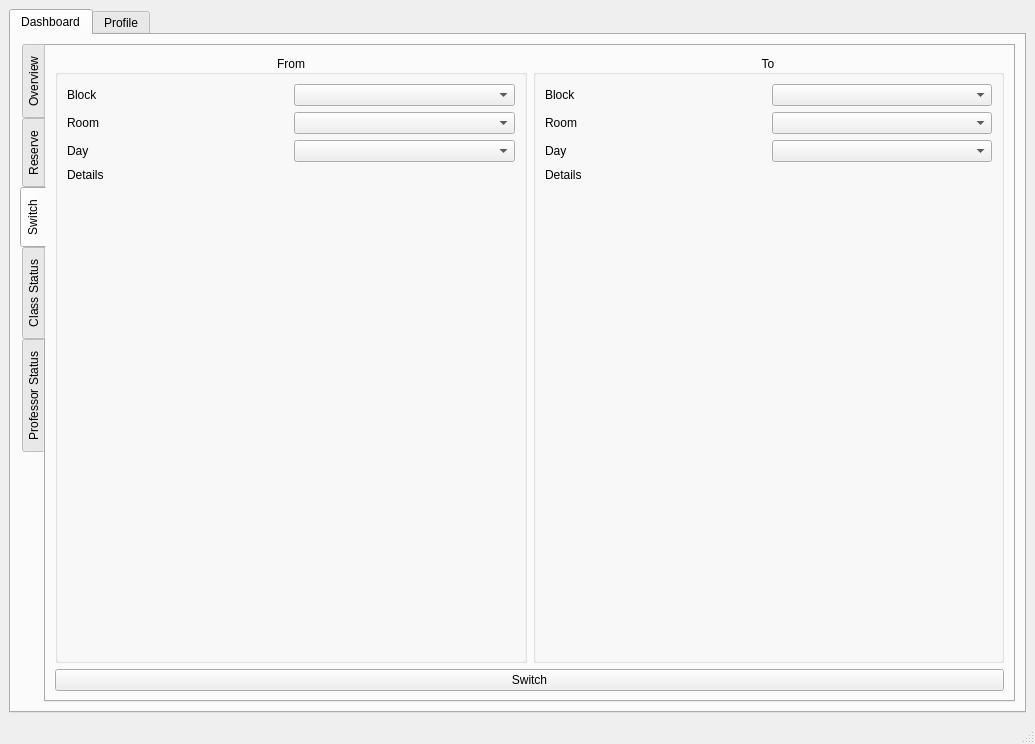
Above: bms/mainwindow.ui from MythicSTR/bms-project before the change. Below: the same form after it.
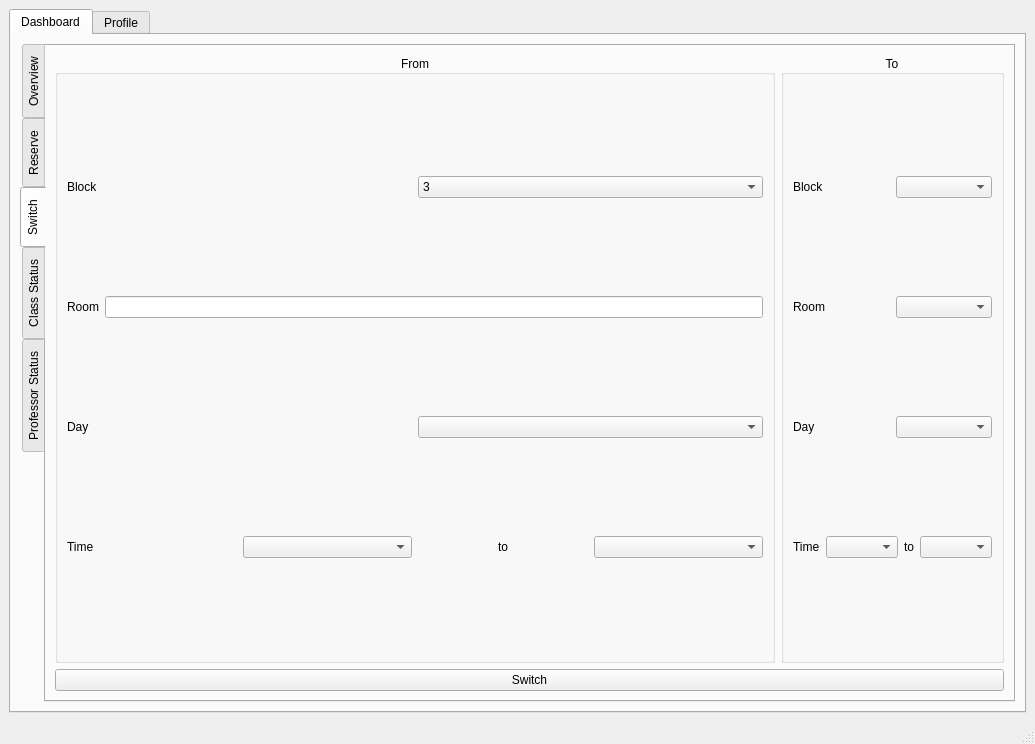
That is the form after the change. The open tabs and pages were chosen to show the change.

Commit message: switch class process only

Diff of the .ui file:
```diff
--- a/bms/mainwindow.ui
+++ b/bms/mainwindow.ui
@@ -662,7 +662,48 @@
                       </widget>
                      </item>
                      <item>
-                      <widget class="QComboBox" name="sw_from_block"/>
+                      <widget class="QComboBox" name="sw_from_block">
+                       <item>
+                        <property name="text">
+                         <string>3</string>
+                        </property>
+                       </item>
+                       <item>
+                        <property name="text">
+                         <string>6</string>
+                        </property>
+                       </item>
+                       <item>
+                        <property name="text">
+                         <string>7</string>
+                        </property>
+                       </item>
+                       <item>
+                        <property name="text">
+                         <string>8</string>
+                        </property>
+                       </item>
+                       <item>
+                        <property name="text">
+                         <string>9</string>
+                        </property>
+                       </item>
+                       <item>
+                        <property name="text">
+                         <string>10</string>
+                        </property>
+                       </item>
+                       <item>
+                        <property name="text">
+                         <string>11</string>
+                        </property>
+                       </item>
+                       <item>
+                        <property name="text">
+                         <string>12</string>
+                        </property>
+                       </item>
+                      </widget>
                      </item>
                     </layout>
                    </item>
@@ -676,7 +717,11 @@
                       </widget>
                      </item>
                      <item>
-                      <widget class="QComboBox" name="sw_from_room"/>
+                      <widget class="QLineEdit" name="from_room">
+                       <property name="alignment">
+                        <set>Qt::AlignRight|Qt::AlignTrailing|Qt::AlignVCenter</set>
+                       </property>
+                      </widget>
                      </item>
                     </layout>
                    </item>
@@ -695,14 +740,31 @@
                     </layout>
                    </item>
                    <item>
-                    <widget class="QLabel" name="sw_from_details">
-                     <property name="text">
-                      <string>Details</string>
-                     </property>
-                     <property name="alignment">
-                      <set>Qt::AlignLeading|Qt::AlignLeft|Qt::AlignTop</set>
-                     </property>
-                    </widget>
+                    <layout class="QHBoxLayout" name="horizontalLayout_25">
+                     <item>
+                      <widget class="QLabel" name="label_27">
+                       <property name="text">
+                        <string>Time</string>
+                       </property>
+                      </widget>
+                     </item>
+                     <item>
+                      <widget class="QComboBox" name="sw_from_stime"/>
+                     </item>
+                     <item>
+                      <widget class="QLabel" name="label_28">
+                       <property name="text">
+                        <string>to</string>
+                       </property>
+                       <property name="alignment">
+                        <set>Qt::AlignCenter</set>
+                       </property>
+                      </widget>
+                     </item>
+                     <item>
+                      <widget class="QComboBox" name="sw_from_etime"/>
+                     </item>
+                    </layout>
                    </item>
                   </layout>
                  </widget>
@@ -759,14 +821,31 @@
                     </layout>
                    </item>
                    <item>
-                    <widget class="QLabel" name="sw_to_details">
-                     <property name="text">
-                      <string>Details</string>
-                     </property>
-                     <property name="alignment">
-                      <set>Qt::AlignLeading|Qt::AlignLeft|Qt::AlignTop</set>
-                     </property>
-                    </widget>
+                    <layout class="QHBoxLayout" name="horizontalLayout_26">
+                     <item>
+                      <widget class="QLabel" name="label_29">
+                       <property name="text">
+                        <string>Time</string>
+                       </property>
+                      </widget>
+                     </item>
+                     <item>
+                      <widget class="QComboBox" name="sw_to_stime"/>
+                     </item>
+                     <item>
+                      <widget class="QLabel" name="label_30">
+                       <property name="text">
+                        <string>to</string>
+                       </property>
+                       <property name="alignment">
+                        <set>Qt::AlignCenter</set>
+                       </property>
+                      </widget>
+                     </item>
+                     <item>
+                      <widget class="QComboBox" name="sw_to_etime"/>
+                     </item>
+                    </layout>
                    </item>
                   </layout>
                  </widget>
```
Left out of the diff: 4 changed lines with no effect on the pictures. The commit also changes 2 other files.
